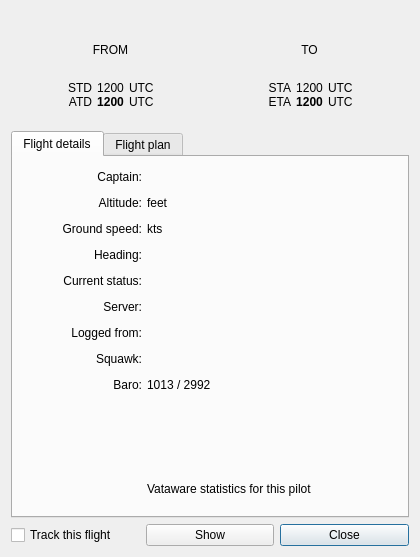
Vatsinator/vatsinator-legacy, file source/ui/windows/flightdetailswindow.ui: the form before one commit.
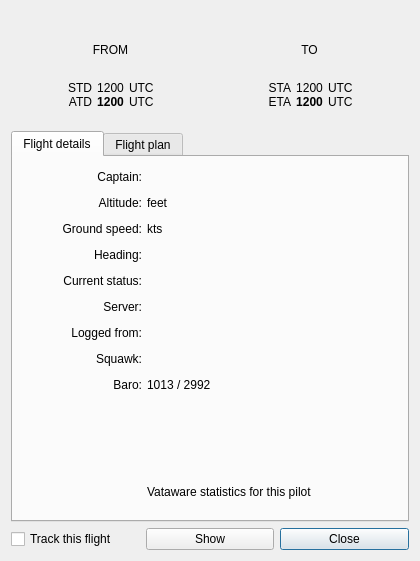
The form after the commit. Icons and pictures are not drawn. Custom widgets are drawn as their Qt base class.

Commit message: Unmark text for translation

Diff of the .ui file:
```diff
--- a/source/ui/windows/flightdetailswindow.ui
+++ b/source/ui/windows/flightdetailswindow.ui
@@ -10,7 +10,7 @@
     <x>0</x>
     <y>0</y>
     <width>420</width>
-    <height>557</height>
+    <height>561</height>
    </rect>
   </property>
   <property name="windowTitle">
```
Left out of the diff: 4 changed lines with no effect on the pictures.
